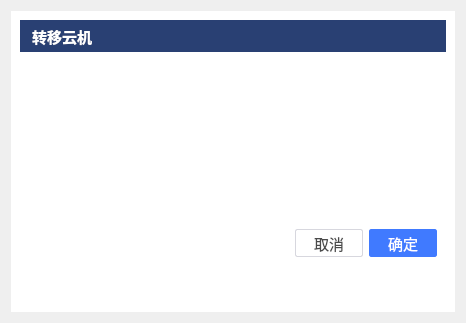
Before: the Qt Designer form transfertipsdialog.ui in ZhouMei20220810/TEST, drawn with Qt 5.
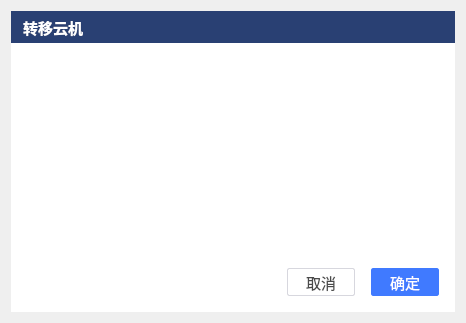
After: the same form once the commit is applied. Icons and pictures are not drawn.

Diff of the .ui file:
```diff
--- a/transfertipsdialog.ui
+++ b/transfertipsdialog.ui
@@ -26,6 +26,21 @@
       <enum>QFrame::Raised</enum>
      </property>
      <layout class="QVBoxLayout" name="verticalLayout">
+      <property name="spacing">
+       <number>0</number>
+      </property>
+      <property name="leftMargin">
+       <number>0</number>
+      </property>
+      <property name="topMargin">
+       <number>0</number>
+      </property>
+      <property name="rightMargin">
+       <number>0</number>
+      </property>
+      <property name="bottomMargin">
+       <number>0</number>
+      </property>
       <item>
        <widget class="QFrame" name="frame">
         <property name="minimumSize">
@@ -347,10 +362,25 @@
         <property name="text">
          <string/>
         </property>
+        <property name="alignment">
+         <set>Qt::AlignCenter</set>
+        </property>
        </widget>
       </item>
       <item>
        <widget class="QFrame" name="frame_3">
+        <property name="minimumSize">
+         <size>
+          <width>0</width>
+          <height>44</height>
+         </size>
+        </property>
+        <property name="maximumSize">
+         <size>
+          <width>16777215</width>
+          <height>44</height>
+         </size>
+        </property>
         <property name="frameShape">
          <enum>QFrame::StyledPanel</enum>
         </property>
@@ -358,6 +388,21 @@
          <enum>QFrame::Raised</enum>
         </property>
         <layout class="QHBoxLayout" name="horizontalLayout">
+         <property name="spacing">
+          <number>16</number>
+         </property>
+         <property name="leftMargin">
+          <number>0</number>
+         </property>
+         <property name="topMargin">
+          <number>0</number>
+         </property>
+         <property name="rightMargin">
+          <number>16</number>
+         </property>
+         <property name="bottomMargin">
+          <number>16</number>
+         </property>
          <item>
           <spacer name="horizontalSpacer_2">
            <property name="orientation">
```
